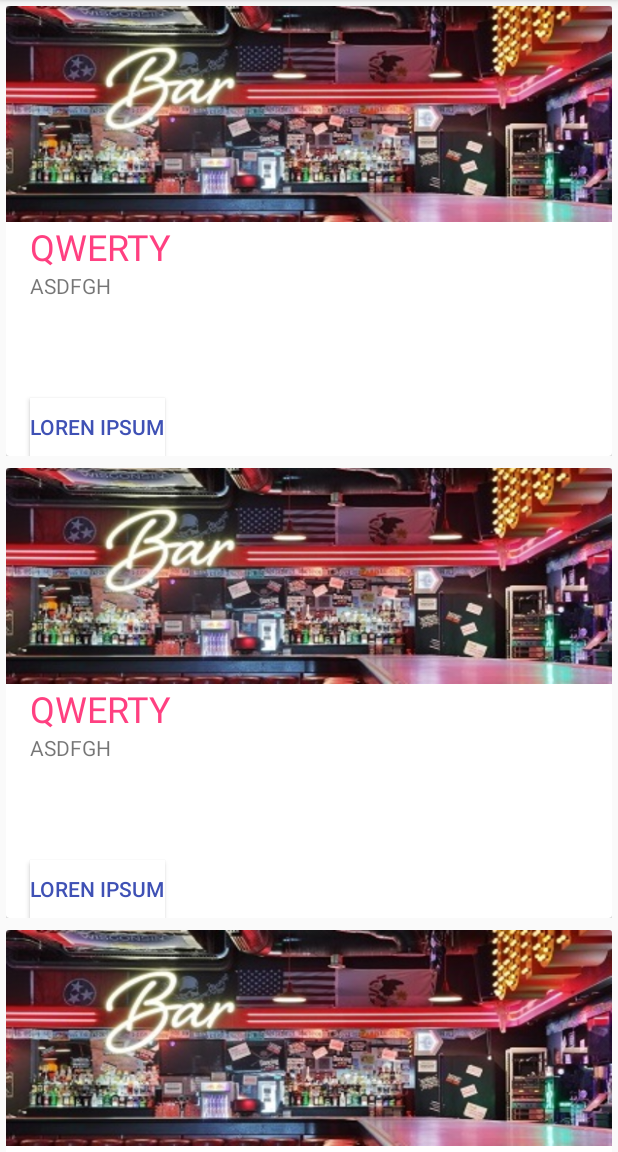
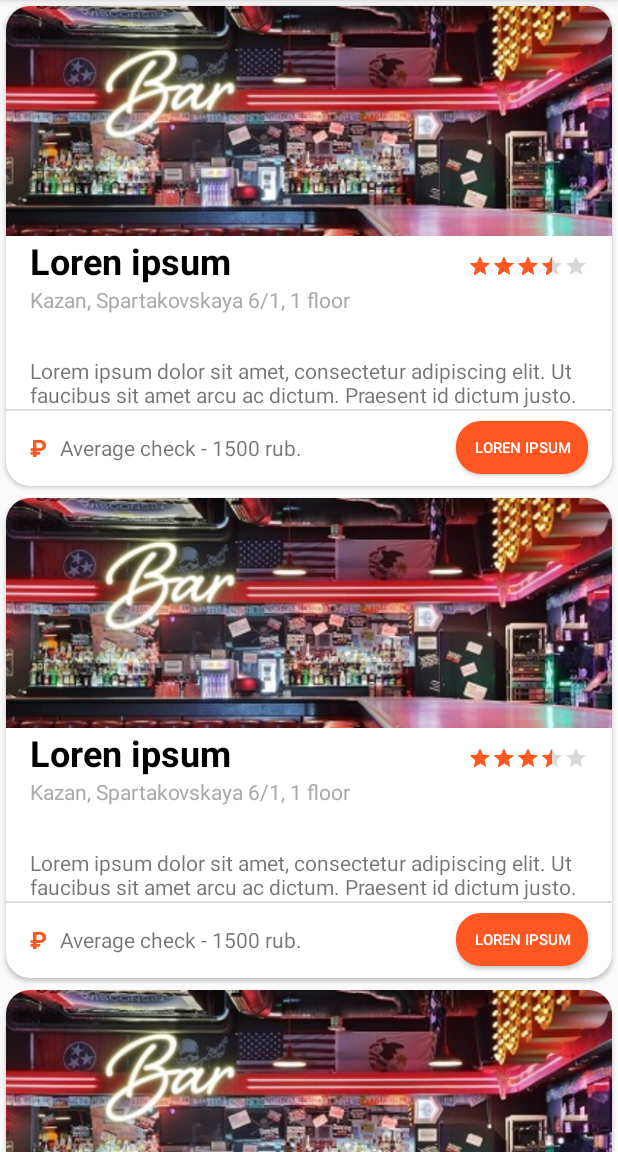
Before and after one commit to GreenChay/letusdrink, an Android app: the screen it shows after launch (StartActivity), on a phone screen of 412 x 824 dp, the part 84-1236 px from its top. Run offline under Robolectric (Android 15) with nearby library versions, the phone set to English and light mode, and no system bars.

Commit message:
style changes

```diff
--- a/app/src/main/java/com/innopolis/zelenyichai/letusdrink/MyBarRecyclerViewAdapter.kt
+++ b/app/src/main/java/com/innopolis/zelenyichai/letusdrink/MyBarRecyclerViewAdapter.kt
@@ -4,7 +4,6 @@ import android.support.v7.widget.RecyclerView
 import android.view.LayoutInflater
 import android.view.View
 import android.view.ViewGroup
-import android.widget.TextView
 
 
 import com.innopolis.zelenyichai.letusdrink.BarFragment.OnListFragmentInteractionListener
@@ -12,11 +11,6 @@ import com.innopolis.zelenyichai.letusdrink.dummy.DummyContent.DummyItem
 
 import kotlinx.android.synthetic.main.fragment_bar.view.*
 
-/**
- * [RecyclerView.Adapter] that can display a [DummyItem] and makes a call to the
- * specified [OnListFragmentInteractionListener].
- * TODO: Replace the implementation with code for your data type.
- */
 class MyBarRecyclerViewAdapter(
         private val mValues: List<BarModel>,
         private val mListener: OnListFragmentInteractionListener?)
@@ -41,8 +35,8 @@ class MyBarRecyclerViewAdapter(
 
     override fun onBindViewHolder(holder: ViewHolder, position: Int) {
         val item = mValues[position]
-        holder.barNameView.text = item.name
-        holder.barDescriptionView.text = item.description
+        //holder.barNameView.text = item.name
+        //holder.barDescriptionView.text = item.description
 
         with(holder.view) {
             tag = item
@@ -53,8 +47,8 @@ class MyBarRecyclerViewAdapter(
     override fun getItemCount(): Int = mValues.size
 
     inner class ViewHolder(val view: View) : RecyclerView.ViewHolder(view) {
-        val barNameView = view.tv_bar_name
-        val barDescriptionView = view.tv_bar_description
+        val barNameView = view.tv_bar_name_collapsed
+        val barDescriptionView = view.tv_bar_description_collapsed
 
 
         override fun toString(): String {
--- a/app/src/main/java/com/innopolis/zelenyichai/letusdrink/StartActivity.kt
+++ b/app/src/main/java/com/innopolis/zelenyichai/letusdrink/StartActivity.kt
@@ -6,13 +6,14 @@ import android.widget.Toast
 import com.innopolis.zelenyichai.letusdrink.dummy.DummyContent
 
 class StartActivity : AppCompatActivity(), BarFragment.OnListFragmentInteractionListener {
-    override fun onListFragmentInteraction(item: BarModel?) {
-        TODO("not implemented") //To change body of created functions use File | Settings | File Templates.
-    }
 
     override fun onCreate(savedInstanceState: Bundle?) {
         super.onCreate(savedInstanceState)
         setContentView(R.layout.activity_start)
     }
 
+    override fun onListFragmentInteraction(item: BarModel?) {
+        TODO("not implemented") //To change body of created functions use File | Settings | File Templates.
+    }
+
 }
--- /dev/null
+++ b/app/src/main/res/drawable/round_button.xml
@@ -0,0 +1,24 @@
+<?xml version="1.0" encoding="utf-8"?>
+<selector xmlns:android="http://schemas.android.com/apk/res/android" >
+    <item android:state_pressed="true" >
+        <shape android:shape="rectangle"  >
+            <corners android:radius="16dip" />
+            <stroke android:width="1dip" android:color="@color/colorAccent" />
+            <gradient android:angle="-90" android:startColor="@color/colorAccent" android:endColor="@color/colorAccent"  />
+        </shape>
+    </item>
+    <item android:state_focused="true">
+        <shape android:shape="rectangle"  >
+            <corners android:radius="16dip" />
+            <stroke android:width="1dip" android:color="@color/colorAccent" />
+            <solid android:color="@color/colorAccent"/>
+        </shape>
+    </item>
+    <item >
+        <shape android:shape="rectangle"  >
+            <corners android:radius="16dip" />
+            <stroke android:width="1dip" android:color="@color/colorAccent" />
+            <gradient android:angle="-90" android:startColor="@color/colorAccent" android:endColor="@color/colorAccent" />
+        </shape>
+    </item>
+</selector>
--- a/app/src/main/res/layout/fragment_bar.xml
+++ b/app/src/main/res/layout/fragment_bar.xml
@@ -3,21 +3,21 @@
     android:layout_width="match_parent"
     android:layout_height="wrap_content"
     xmlns:app="http://schemas.android.com/apk/res-auto"
-    android:orientation="vertical"
-    android:layout_margin="4dp">
+    android:orientation="vertical">
 
     <android.support.v7.widget.CardView
         android:layout_width="match_parent"
         android:layout_height="@dimen/card_height"
         android:elevation= "@dimen/card_elevation"
-        app:cardCornerRadius="@dimen/card_radius">
+        app:cardCornerRadius="@dimen/card_radius"
+        android:layout_margin="4dp">
 
         <android.support.constraint.ConstraintLayout
             android:layout_width="match_parent"
             android:layout_height="match_parent">
 
             <android.support.constraint.Guideline
-                android:id="@+id/guidline_bar_card_48"
+                android:id="@+id/guidline_bar_card_collapsed_48"
                 android:layout_width="match_parent"
                 android:layout_height="match_parent"
                 android:orientation="horizontal"
@@ -25,80 +25,145 @@
                 app:layout_constraintGuide_percent="0.48" />
 
             <android.support.constraint.Guideline
-                android:id="@+id/guidline_bar_card_62"
+                android:id="@+id/guidline_bar_card_collapsed_62"
                 android:layout_width="match_parent"
                 android:layout_height="match_parent"
                 android:orientation="horizontal"
                 app:layout_constraintGuide_percent="0.62" />
 
             <android.support.constraint.Guideline
-                android:id="@+id/guidline_bar_card_87"
+                android:id="@+id/guidline_bar_card_collapsed_87"
                 android:layout_width="match_parent"
                 android:layout_height="match_parent"
                 android:orientation="horizontal"
-                app:layout_constraintGuide_percent="0.87" />
+                app:layout_constraintGuide_percent="0.84" />
+
+            <android.support.constraint.Guideline
+                android:id="@+id/guidline_bar_card_collapsed_16dp_left"
+                android:layout_width="match_parent"
+                android:layout_height="match_parent"
+                android:orientation="vertical"
+                app:layout_constraintGuide_begin="16dp"
+                 />
+            <android.support.constraint.Guideline
+                android:id="@+id/guidline_bar_card_collapsed_72dp_left"
+                android:layout_width="match_parent"
+                android:layout_height="match_parent"
+                android:orientation="vertical"
+                app:layout_constraintGuide_begin="72dp"
+                />
+            <android.support.constraint.Guideline
+                android:id="@+id/guidline_bar_card_collapsed_16dp_right"
+                android:layout_width="match_parent"
+                android:layout_height="match_parent"
+                android:orientation="vertical"
+                app:layout_constraintGuide_end="16dp"
+                />
+
+
 
             <ImageView
-                android:id="@+id/image_bar_card"
+                android:id="@+id/image_bar_card_collapsed"
                 android:layout_width="match_parent"
                 android:layout_height="0dp"
                 android:adjustViewBounds="true"
                 android:scaleType="fitXY"
                 android:src="@drawable/genericbar1"
 
-                app:layout_constraintBottom_toBottomOf="@id/guidline_bar_card_48"
+                app:layout_constraintBottom_toBottomOf="@id/guidline_bar_card_collapsed_48"
                 app:layout_constraintTop_toTopOf="parent" />
 
             <TextView
-                android:id="@+id/tv_bar_name"
+                android:id="@+id/tv_bar_name_collapsed"
                 android:layout_width="0dp"
                 android:layout_height="wrap_content"
-                android:layout_marginLeft="@dimen/margin_edge"
-                android:text="@string/filler_short"
-                android:textColor="@color/colorAccent"
+                android:textStyle="bold"
+                android:text= "@string/filler_short"
+                android:textColor="@color/black"
                 android:textSize="24sp"
-                app:layout_constraintLeft_toLeftOf="parent"
+                app:layout_constraintLeft_toLeftOf="@id/guidline_bar_card_collapsed_16dp_left"
                 app:layout_constraintRight_toRightOf="parent"
-                app:layout_constraintTop_toTopOf="@id/guidline_bar_card_48" />
+                app:layout_constraintTop_toTopOf="@id/guidline_bar_card_collapsed_48" />
+
+            <RatingBar
+                android:layout_width="wrap_content"
+                android:layout_height="0dp"
+                style="@style/RatingStyle"
+                app:layout_constraintTop_toTopOf="@id/tv_bar_name_collapsed"
+                app:layout_constraintBottom_toBottomOf="@id/tv_bar_name_collapsed"
+                app:layout_constraintRight_toLeftOf="@id/guidline_bar_card_collapsed_16dp_right"
+                android:layout_marginTop="12dp"
+                android:rating="3.5"
+                />
 
             <TextView
-                android:id="@+id/tv_bar_description"
+                android:id="@+id/tv_bar_address_collapsed"
+                android:layout_width="0dp"
+                android:layout_height="wrap_content"
+                app:layout_constraintLeft_toLeftOf="@id/guidline_bar_card_collapsed_16dp_left"
+                app:layout_constraintRight_toRightOf="@id/guidline_bar_card_collapsed_16dp_right"
+                app:layout_constraintTop_toBottomOf="@id/tv_bar_name_collapsed"
+                android:text="Kazan, Spartakovskaya 6/1, 1 floor"
+                android:textColor="@color/darker_gray"/>
+
+            <TextView
+                android:id="@+id/tv_bar_description_collapsed"
                 android:layout_width="0dp"
                 android:layout_height="0dp"
-                android:layout_marginLeft="@dimen/margin_edge"
-                android:layout_marginRight="@dimen/margin_edge"
                 android:text="@string/filler_long"
                 android:textSize="14sp"
-                app:layout_constraintBottom_toBottomOf="@id/guidline_bar_card_87"
-                app:layout_constraintLeft_toLeftOf="parent"
-                app:layout_constraintRight_toRightOf="parent"
-                app:layout_constraintTop_toBottomOf="@id/tv_bar_name" />
+                android:gravity="bottom"
+                app:layout_constraintBottom_toBottomOf="@id/guidline_bar_card_collapsed_87"
+                app:layout_constraintLeft_toLeftOf="@id/guidline_bar_card_collapsed_16dp_left"
+                app:layout_constraintRight_toRightOf="@id/guidline_bar_card_collapsed_16dp_right"
+                app:layout_constraintTop_toBottomOf="@id/tv_bar_address_collapsed"
+                app:layout_constraintBottom_toTopOf="@id/guidline_bar_card_collapsed_87"/>
 
+            <View
+                android:layout_width="match_parent"
+                android:layout_height="1dp"
+                app:layout_constraintTop_toTopOf="@id/guidline_bar_card_collapsed_87"
+                android:background="@color/lighter_gray"/>
+
+            <TextView
+                android:id="@+id/tv_rouble_collapsed"
+                android:layout_width="wrap_content"
+                android:layout_height="0dp"
+                app:layout_constraintBottom_toBottomOf="parent"
+                app:layout_constraintTop_toTopOf="@id/guidline_bar_card_collapsed_87"
+                app:layout_constraintLeft_toLeftOf="@id/guidline_bar_card_collapsed_16dp_left"
+                android:gravity="center"
+                android:text="@string/rouble_sign"
+                android:textColor="@color/colorAccent"
+                android:textSize="16sp"
+                android:textStyle="bold"
+                />
+
+            <TextView
+                android:id="@+id/tv_avg_check_collapsed"
+                android:layout_width="wrap_content"
+                android:layout_height="0dp"
+                android:layout_marginLeft="8dp"
+                app:layout_constraintBottom_toBottomOf="parent"
+                app:layout_constraintTop_toTopOf="@id/guidline_bar_card_collapsed_87"
+                app:layout_constraintLeft_toRightOf="@id/tv_rouble_collapsed"
+                android:gravity="center"
+                android:text="Average check - 1500 rub."
+                android:textSize="14sp"
+                />
 
             <Button
                 android:layout_width="wrap_content"
                 android:layout_height="0dp"
-                android:layout_marginStart="@dimen/margin_edge"
-                android:background="@color/white"
+                android:background="@drawable/round_button"
+                android:layout_marginVertical="8dp"
                 android:text="@string/filler_short"
-                android:textColor="@color/colorPrimary"
-                app:layout_constraintLeft_toLeftOf="parent"
+                android:textSize="10sp"
+                android:textColor="@color/white"
+                app:layout_constraintRight_toLeftOf="@id/guidline_bar_card_collapsed_16dp_right"
                 app:layout_constraintBottom_toBottomOf="parent"
-                app:layout_constraintTop_toTopOf="@id/guidline_bar_card_87" />
+                app:layout_constraintTop_toTopOf="@id/guidline_bar_card_collapsed_87" />
 
-            <TextView
-                android:id="@+id/item_number"
-                android:layout_width="wrap_content"
-                android:layout_height="wrap_content"
-                android:layout_margin="@dimen/text_margin"
-                android:textAppearance="?attr/textAppearanceListItem" />
-
-            <TextView
-                android:id="@+id/content"
-                android:layout_width="wrap_content"
-                android:layout_height="wrap_content"
-                android:layout_margin="@dimen/text_margin"
-                android:textAppearance="?attr/textAppearanceListItem" />
         </android.support.constraint.ConstraintLayout>
 
     </android.support.v7.widget.CardView>
--- /dev/null
+++ b/app/src/main/res/layout/fragment_bar_card.xml
@@ -0,0 +1,32 @@
+<?xml version="1.0" encoding="utf-8"?>
+<android.support.constraint.ConstraintLayout xmlns:android="http://schemas.android.com/apk/res/android"
+    android:layout_width="match_parent"
+    android:layout_height="match_parent"
+    xmlns:app="http://schemas.android.com/apk/res-auto">
+
+    <android.support.constraint.Guideline
+        android:id="@+id/guidline_bar_card_40"
+        android:layout_width="match_parent"
+        android:layout_height="match_parent"
+        android:orientation="horizontal"
+        app:layout_constraintGuide_percent="0.4"/>
+
+    <ImageView
+        android:id="@+id/image_bar_card"
+        android:layout_width="match_parent"
+        android:layout_height="0dp"
+        app:layout_constraintTop_toTopOf="parent"
+        app:layout_constraintBottom_toBottomOf="@id/guidline_bar_card_40"/>
+    <TextView
+        android:id="@+id/tv_bar_name"
+        android:layout_width="0dp"
+        android:layout_height="wrap_content"
+        />
+    <TextView
+        android:id="@+id/tv_bar_description"
+        android:layout_width="0dp"
+        android:layout_height="wrap_content"
+        />
+
+
+</android.support.constraint.ConstraintLayout>
--- a/app/src/main/res/values/colors.xml
+++ b/app/src/main/res/values/colors.xml
@@ -2,6 +2,10 @@
 <resources>
     <color name="colorPrimary">#3F51B5</color>
     <color name="colorPrimaryDark">#303F9F</color>
-    <color name="colorAccent">#FF4081</color>
+    <color name="colorAccent">#FF5722</color>
     <color name="white">#ffffff</color>
+    <color name="lighter_gray">#ddd</color>
+    <color name="darker_gray">#aaa</color>
+    <color name="black">#000</color>
+    <color name="star_yellow">#ffd600</color>
 </resources>
--- a/app/src/main/res/values/dimens.xml
+++ b/app/src/main/res/values/dimens.xml
@@ -1,9 +1,9 @@
 <?xml version="1.0" encoding="utf-8"?>
 <resources>
     <dimen name="text_margin">16dp</dimen>
-    <dimen name="card_elevation">8dp</dimen>
-    <dimen name="card_radius">2dp</dimen>
-    <dimen name="card_height">300dp</dimen>
+    <dimen name="card_elevation">16dp</dimen>
+    <dimen name="card_radius">16dp</dimen>
+    <dimen name="card_height">320dp</dimen>
     <dimen name="margin_edge">16dp</dimen>
     <dimen name="margin_inside">8dp</dimen>
 </resources>
--- a/app/src/main/res/values/strings.xml
+++ b/app/src/main/res/values/strings.xml
@@ -2,4 +2,5 @@
     <string name="app_name">Let Us Drink</string>
     <string name="filler_short">Loren ipsum</string>
     <string name="filler_long">Lorem ipsum dolor sit amet, consectetur adipiscing elit. Ut faucibus sit amet arcu ac dictum. Praesent id dictum justo. </string>
+    <string name="rouble_sign">₽</string>
 </resources>
--- a/app/src/main/res/values/styles.xml
+++ b/app/src/main/res/values/styles.xml
@@ -7,5 +7,8 @@
         <item name="colorPrimaryDark">@color/colorPrimaryDark</item>
         <item name="colorAccent">@color/colorAccent</item>
     </style>
-
+    <style name="RatingStyle" parent="Base.Widget.AppCompat.RatingBar.Small">
+        <item name="colorControlNormal">@color/star_yellow</item>
+        <item name="colorControlActivated">@color/star_yellow</item>
+    </style>
 </resources>
--- a/build.gradle
+++ b/build.gradle
@@ -1,7 +1,7 @@
 // Top-level build file where you can add configuration options common to all sub-projects/modules.
 
 buildscript {
-    ext.kotlin_version = '1.2.30'
+    ext.kotlin_version = '1.2.41'
     repositories {
         google()
         jcenter()
```
